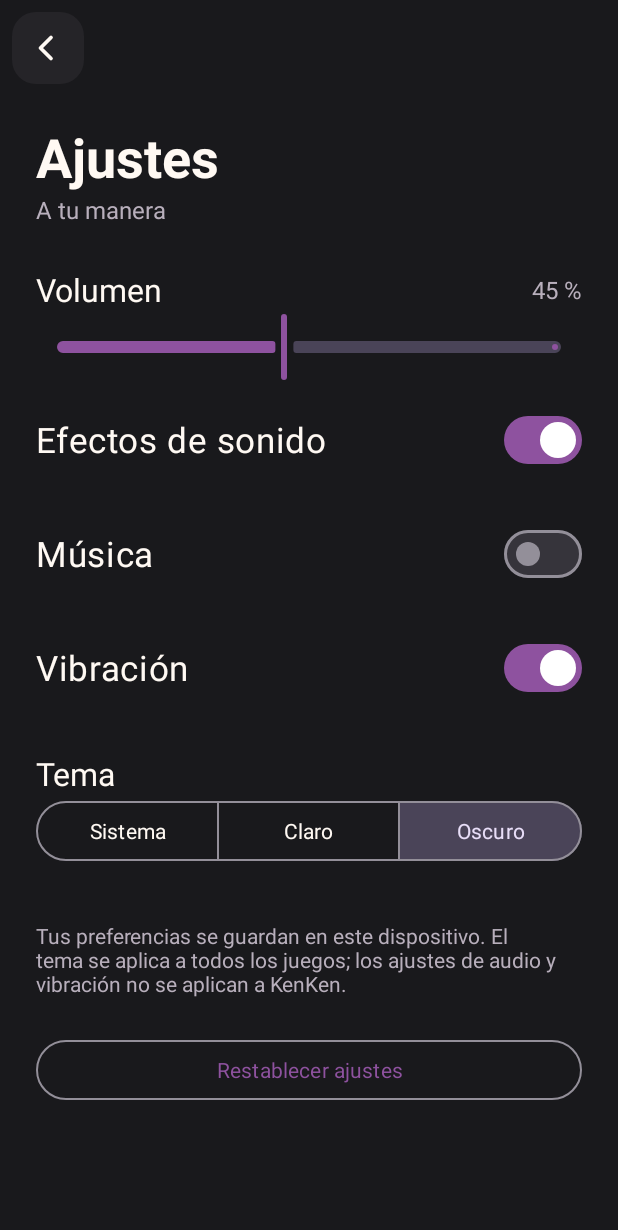
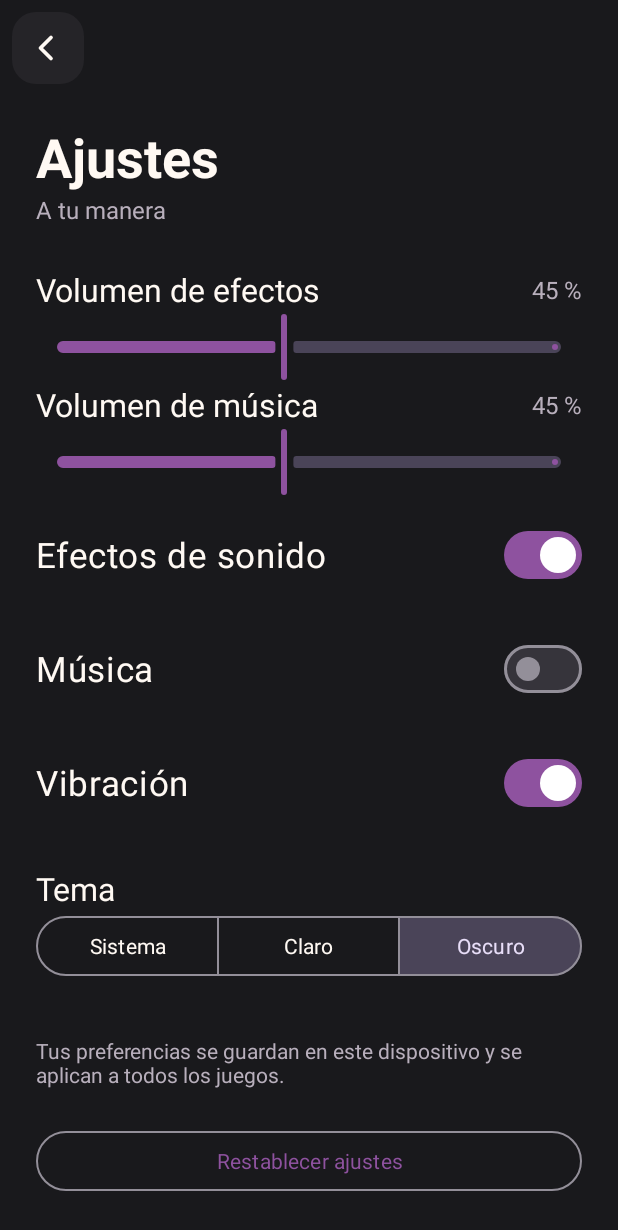
Before and after one commit to Eduarcito/Arcadia, an Android app: the AjustesActivity screen opened directly, with no data from a screen before it, on a phone screen of 412 x 824 dp. Shown: the top 1230 px of the screen. Run offline under Robolectric (Android 15) with nearby library versions, the phone set to English and light mode, and no system bars.

Commit message:
feat: add undo and audio settings controls

```diff
--- a/app/src/main/java/com/example/arcadia/ajustes/AjustesActivity.kt
+++ b/app/src/main/java/com/example/arcadia/ajustes/AjustesActivity.kt
@@ -6,6 +6,7 @@ import com.example.arcadia.compartido.estado.CLAVE_MUSICA
 import com.example.arcadia.compartido.estado.CLAVE_SONIDO
 import com.example.arcadia.compartido.estado.CLAVE_VIBRACION
 import com.example.arcadia.compartido.estado.CLAVE_VOLUMEN
+import com.example.arcadia.compartido.estado.CLAVE_VOLUMEN_MUSICA
 import com.example.arcadia.compartido.estado.CLAVE_TEMA
 import com.example.arcadia.compartido.estado.TEMA_CLARO
 import com.example.arcadia.compartido.estado.TEMA_OSCURO
@@ -43,6 +44,22 @@ class AjustesActivity : ArcadeActivity() {
             override fun onStopTrackingTouch(slider: Slider) {
                 actualizarAudio()
                 respuesta()
+            }
+        })
+
+        val volumenMusicaInicial = preferencias.getInt(CLAVE_VOLUMEN_MUSICA, preferencias.getInt(CLAVE_VOLUMEN, VOLUMEN_INICIAL))
+        binding.volumeMusic.value = volumenMusicaInicial.toFloat()
+        binding.volumeMusicValue.text = getString(R.string.arcade_volume_value, volumenMusicaInicial)
+        binding.volumeMusic.addOnChangeListener { _, valor, usuario ->
+            if (usuario) {
+                preferencias.edit().putInt(CLAVE_VOLUMEN_MUSICA, valor.toInt()).apply()
+                binding.volumeMusicValue.text = getString(R.string.arcade_volume_value, valor.toInt())
+            }
+        }
+        binding.volumeMusic.addOnSliderTouchListener(object : Slider.OnSliderTouchListener {
+            override fun onStartTrackingTouch(slider: Slider) {}
+            override fun onStopTrackingTouch(slider: Slider) {
+                actualizarAudio()
             }
         })
 
--- a/app/src/main/java/com/example/arcadia/compartido/estado/Preferencias.kt
+++ b/app/src/main/java/com/example/arcadia/compartido/estado/Preferencias.kt
@@ -14,6 +14,7 @@ const val CLAVE_SONIDO = "sound"
 const val CLAVE_MUSICA = "music"
 const val CLAVE_VIBRACION = "vibration"
 const val CLAVE_VOLUMEN = "volume"
+const val CLAVE_VOLUMEN_MUSICA = "volume_music"
 const val VOLUMEN_INICIAL = 45
 
 fun temaGuardado(preferencias: SharedPreferences): Int {
--- a/app/src/main/java/com/example/arcadia/compartido/ui/ArcadeActivity.kt
+++ b/app/src/main/java/com/example/arcadia/compartido/ui/ArcadeActivity.kt
@@ -9,6 +9,7 @@ import com.example.arcadia.compartido.estado.CLAVE_MUSICA
 import com.example.arcadia.compartido.estado.CLAVE_SONIDO
 import com.example.arcadia.compartido.estado.CLAVE_VIBRACION
 import com.example.arcadia.compartido.estado.CLAVE_VOLUMEN
+import com.example.arcadia.compartido.estado.CLAVE_VOLUMEN_MUSICA
 import com.example.arcadia.compartido.estado.VOLUMEN_INICIAL
 
 // Comparte el tema global y agrega audio y vibracion a las pantallas que los utilizan
@@ -33,7 +34,8 @@ open class ArcadeActivity : TemaArcadeActivity() {
         }
         if (preferencias.getBoolean(CLAVE_MUSICA, false)) {
             if (musica == null) musica = MediaPlayer.create(applicationContext, R.raw.arcade_loop)?.apply { isLooping = true }
-            val volumen = preferencias.getInt(CLAVE_VOLUMEN, VOLUMEN_INICIAL) / 100f * 0.25f
+            val volumenMusica = preferencias.getInt(CLAVE_VOLUMEN_MUSICA, preferencias.getInt(CLAVE_VOLUMEN, VOLUMEN_INICIAL))
+            val volumen = volumenMusica / 100f * 0.25f
             musica?.setVolume(volumen, volumen)
             if (musica?.isPlaying != true) musica?.start()
         } else { musica?.release(); musica = null }
--- a/app/src/main/java/com/example/arcadia/juegos/buscaminas/ControlesBuscaminasView.kt
+++ b/app/src/main/java/com/example/arcadia/juegos/buscaminas/ControlesBuscaminasView.kt
@@ -13,6 +13,10 @@ class ControlesBuscaminasView @JvmOverloads constructor(context:Context,attrs:At
         binding.modo.addOnButtonCheckedListener { _,id,checked -> if(checked)accion(id==R.id.marcar) }
     }
     fun alPedirPista(accion:()->Unit){binding.pista.setOnClickListener { accion() }}
+    fun mostrarTiempo(segundos:Int,mejor:Int){
+        val texto=resources.getString(R.string.minas_tiempo,segundos/60,segundos%60)
+        binding.tiempo.text=if(mejor>0) texto+resources.getString(R.string.minas_mejor_tiempo,mejor/60,mejor%60) else texto
+    }
     fun mostrar(minas:Int,banderas:Boolean,pistaDisponible:Boolean){
         binding.minasRestantes.text=resources.getString(R.string.minas_contador,minas)
         binding.minasRestantes.contentDescription=resources.getString(R.string.minas_contador_descripcion,minas)
--- a/app/src/main/java/com/example/arcadia/juegos/petdoku/PetdokuViewModel.kt
+++ b/app/src/main/java/com/example/arcadia/juegos/petdoku/PetdokuViewModel.kt
@@ -17,6 +17,11 @@ class PetdokuViewModel : PartidaViewModel() {
     fun siguiente() = juego.siguiente()
     fun reiniciar() = juego.reiniciar()
 
+    /** Salta al nivel [n] con el tablero limpio y las vidas completas. */
+    fun irANivel(n: Int) {
+        juego.restaurar(n, List(36) { 0 }, 3)
+    }
+
     override fun restaurar(json: JSONObject) {
         juego.restaurar(json.getInt("level"), json.enteros("marks"), json.optInt("lives", 3))
     }
--- a/app/src/main/res/layout/activity_arcade_settings.xml
+++ b/app/src/main/res/layout/activity_arcade_settings.xml
@@ -19,6 +19,14 @@
             <com.google.android.material.slider.Slider android:id="@+id/volume"
                 android:layout_width="match_parent" android:layout_height="64dp"
                 android:contentDescription="@string/arcade_volume"
+                android:valueFrom="0" android:valueTo="100" android:stepSize="1" android:value="45" app:thumbRadius="14dp" app:trackHeight="8dp" app:tickVisible="false"/>
+            <LinearLayout android:layout_width="match_parent" android:layout_height="wrap_content" android:orientation="horizontal" android:gravity="center_vertical">
+                <TextView android:layout_width="0dp" android:layout_weight="1" android:layout_height="wrap_content" android:text="@string/arcade_volume_music" android:textColor="@color/arcade_ink" android:textSize="21sp"/>
+                <TextView android:id="@+id/volume_music_value" android:layout_width="wrap_content" android:layout_height="wrap_content" android:textColor="@color/arcade_muted" android:textSize="16sp"/>
+            </LinearLayout>
+            <com.google.android.material.slider.Slider android:id="@+id/volume_music"
+                android:layout_width="match_parent" android:layout_height="64dp"
+                android:contentDescription="@string/arcade_volume_music"
                 android:valueFrom="0" android:valueTo="100" android:stepSize="1" android:value="45" app:thumbRadius="14dp" app:trackHeight="8dp" app:tickVisible="false"/>
             <com.google.android.material.materialswitch.MaterialSwitch android:id="@+id/sound"
                 android:layout_width="match_parent" android:layout_height="wrap_content" android:minHeight="76dp"
--- a/app/src/main/res/layout/controles_buscaminas.xml
+++ b/app/src/main/res/layout/controles_buscaminas.xml
@@ -1,7 +1,10 @@
 <?xml version="1.0" encoding="utf-8"?>
 <LinearLayout xmlns:android="http://schemas.android.com/apk/res/android" xmlns:app="http://schemas.android.com/apk/res-auto"
     android:layout_width="match_parent" android:layout_height="wrap_content" android:gravity="center_vertical" android:paddingVertical="6dp">
-    <TextView android:id="@+id/minas_restantes" android:layout_width="0dp" android:layout_weight="1" android:layout_height="48dp" android:gravity="center" android:textSize="22sp" android:textStyle="bold" android:textColor="@color/arcade_ink" />
+    <LinearLayout android:layout_width="0dp" android:layout_weight="1" android:layout_height="wrap_content" android:orientation="vertical">
+        <TextView android:id="@+id/minas_restantes" android:layout_width="match_parent" android:layout_height="wrap_content" android:gravity="center" android:textSize="20sp" android:textStyle="bold" android:textColor="@color/arcade_ink" />
+        <TextView android:id="@+id/tiempo" android:layout_width="match_parent" android:layout_height="wrap_content" android:gravity="center" android:textSize="12sp" android:textColor="@color/arcade_muted" android:importantForAccessibility="no" />
+    </LinearLayout>
     <com.google.android.material.button.MaterialButtonToggleGroup android:id="@+id/modo" android:layout_width="wrap_content" android:layout_height="56dp" app:singleSelection="true" app:selectionRequired="true" app:checkedButton="@id/descubrir">
         <com.google.android.material.button.MaterialButton android:id="@+id/descubrir" style="?attr/materialButtonOutlinedStyle" android:layout_width="64dp" android:layout_height="match_parent" android:minWidth="48dp" android:padding="0dp" android:text="⛏" android:textSize="26sp" app:cornerRadius="8dp" app:backgroundTint="@color/minas_selector" android:textColor="@color/minas_selector_tinta" android:contentDescription="@string/minas_descubrir" />
         <com.google.android.material.button.MaterialButton android:id="@+id/marcar" style="?attr/materialButtonOutlinedStyle" android:layout_width="64dp" android:layout_height="match_parent" android:minWidth="48dp" android:padding="0dp" android:text="⚑" android:textSize="26sp" app:cornerRadius="8dp" app:backgroundTint="@color/minas_selector" android:textColor="@color/minas_selector_tinta" android:contentDescription="@string/minas_marcar" />
--- a/app/src/main/res/values/arcade.xml
+++ b/app/src/main/res/values/arcade.xml
@@ -55,7 +55,7 @@
     <string name="arcade_pet_level">NIVEL\n%1$d / 12</string>
     <string name="arcade_pet_hint">Arrastra para marcar varias ×; empieza sobre una × para borrarlas. No se borran tus mascotas.</string>
     <string name="arcade_pet_won">¡Todas las mascotas encontraron su lugar!</string>
-    <string name="arcade_pet_next">Siguiente nivel</string>
+    <string name="arcade_pet_next">Elegir nivel</string>
     <string name="arcade_snake_title">Snake</string>
     <string name="arcade_snake_help">Desliza el dedo para dirigir la serpiente, incluso sin levantarlo. Usa el botón de pausa para detenerla o continuar. Come fruta y evita las paredes y tu cola.</string>
     <string name="arcade_snake_ready">Desliza en la dirección que quieras para empezar.</string>
@@ -64,7 +64,8 @@
     <string name="arcade_snake_over">¡Choque! Toca el icono de reinicio para volver a jugar.</string>
     <string name="arcade_snake_win">¡Increíble! Llenaste todo el tablero.</string>
     <string name="arcade_settings_caption">A tu manera</string>
-    <string name="arcade_volume">Volumen</string>
+    <string name="arcade_volume">Volumen de efectos</string>
+    <string name="arcade_volume_music">Volumen de música</string>
     <string name="arcade_volume_value">%1$d %%</string>
     <string name="arcade_sound">Efectos de sonido</string>
     <string name="arcade_music">Música</string>
@@ -73,7 +74,7 @@
     <string name="arcade_theme_light">Claro</string>
     <string name="arcade_theme_dark">Oscuro</string>
     <string name="arcade_vibration">Vibración</string>
-    <string name="arcade_settings_note">Tus preferencias se guardan en este dispositivo. El tema se aplica a todos los juegos; los ajustes de audio y vibración no se aplican a KenKen.</string>
+    <string name="arcade_settings_note">Tus preferencias se guardan en este dispositivo y se aplican a todos los juegos.</string>
     <string name="arcade_settings_reset">Restablecer ajustes</string>
     <string name="arcade_settings_reset_title">¿Restablecer los ajustes?</string>
     <string name="arcade_settings_reset_message">Volumen, efectos, música, vibración y modo oscuro volverán a sus valores iniciales. Tus partidas guardadas no se borran.</string>
@@ -103,4 +104,8 @@
     <string name="catalogo_record">Récord %1$d</string>
     <string name="catalogo_nivel">Nivel %1$d/12</string>
     <string name="catalogo_racha">Racha %1$d</string>
+    <string name="arcade_deshacer">Deshacer</string>
+    <string name="minas_tiempo">%1$d:%2$02d</string>
+    <string name="minas_mejor_tiempo"> · mejor %1$d:%2$02d</string>
+    <string name="petdoku_elegir_nivel">Elige un nivel</string>
 </resources>
```
Also changed, not shown: app/src/main/java/com/example/arcadia/juegos/buscaminas/BuscaminasActivity.kt (+14 -1 lines), app/src/main/java/com/example/arcadia/juegos/buscaminas/BuscaminasViewModel.kt (+6 -1 lines), app/src/main/java/com/example/arcadia/juegos/juego2048/Juego2048Activity.kt (+9 -1 lines), app/src/main/java/com/example/arcadia/juegos/juego2048/Juego2048ViewModel.kt (+15 -0 lines), app/src/main/java/com/example/arcadia/juegos/kenken/KenKenActivity.kt (+5 -2 lines), app/src/main/java/com/example/arcadia/juegos/petdoku/PetdokuActivity.kt (+16 -1 lines), 3 other files.
